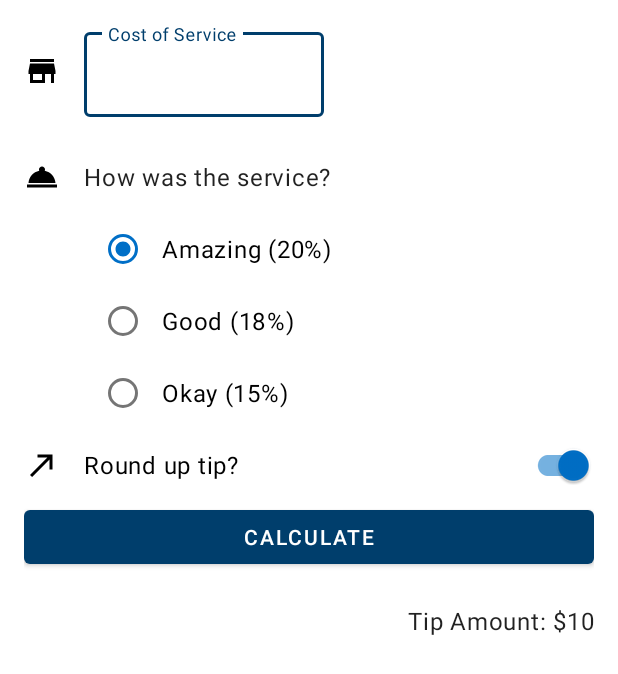
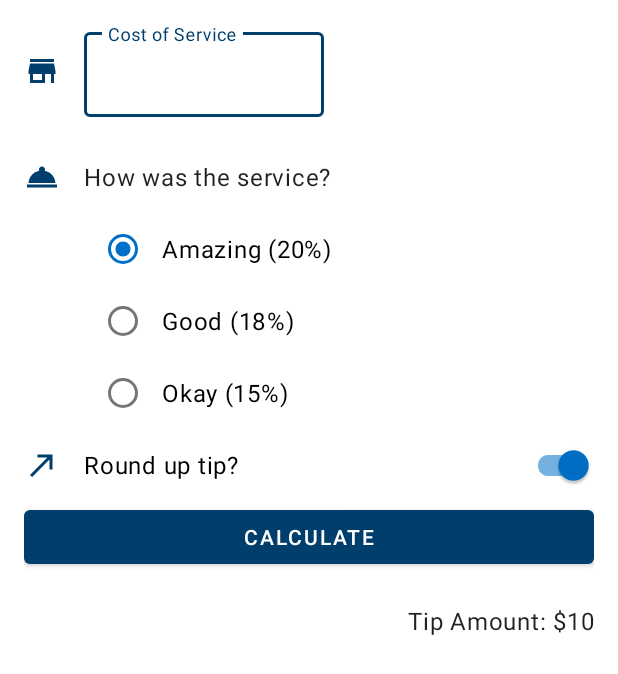
Before and after one commit to rohanag03/Tip-Calculator-APP, an Android app: the layout activity_main.xml on its own in the app's theme, with its tools: preview values and no code run, on a phone screen of 412 x 824 dp. Shown: the top 674 px of the screen. Run offline under Robolectric (Android 15) with nearby library versions, the phone set to English and light mode, and no system bars.

Commit message:
Updated dark theme

```diff
--- a/app/src/main/java/com/example/tiptime/MainActivity.kt
+++ b/app/src/main/java/com/example/tiptime/MainActivity.kt
@@ -16,6 +16,8 @@ class MainActivity : AppCompatActivity(){
         binding = ActivityMainBinding.inflate(layoutInflater)
         setContentView(binding.root)
         binding.calculateButton.setOnClickListener { calculateTip() }
+        binding.costOfServiceEditText.setOnKeyListener { view, keyCode, _ -> handleKeyEvent(view, keyCode)
+        }
     }
 
     private fun calculateTip(){
@@ -37,4 +39,14 @@ class MainActivity : AppCompatActivity(){
         val formattedTip = NumberFormat.getCurrencyInstance().format(tip)
         binding.tipResult.text = getString(R.string.tip_amount, formattedTip )
     }
+    private fun handleKeyEvent(view: View, keyCode: Int): Boolean {
+        if (keyCode == KeyEvent.KEYCODE_ENTER) {
+            // Hide the keyboard
+            val inputMethodManager =
+                getSystemService(Context.INPUT_METHOD_SERVICE) as InputMethodManager
+            inputMethodManager.hideSoftInputFromWindow(view.windowToken, 0)
+            return true
+        }
+        return false
+    }
 }
--- a/app/src/main/res/drawable/ic_round_up.xml
+++ b/app/src/main/res/drawable/ic_round_up.xml
@@ -1,5 +1,12 @@
-<vector android:autoMirrored="true" android:height="24dp"
-    android:tint="#000000" android:viewportHeight="24"
-    android:viewportWidth="24" android:width="24dp" xmlns:android="http://schemas.android.com/apk/res/android">
-    <path android:fillColor="@android:color/white" android:pathData="M9,5v2h6.59L4,18.59 5.41,20 17,8.41V15h2V5z"/>
+<vector xmlns:android="http://schemas.android.com/apk/res/android"
+    android:autoMirrored="true"
+    android:height="24dp"
+    android:tint="?attr/colorPrimary"
+    android:viewportHeight="24"
+    android:viewportWidth="24"
+    android:width="24dp" >
+    <path
+        android:fillColor="@android:color/white"
+        android:pathData="M9,5v2h6.59L4,18.59 5.41,20 17,8.41V15h2V5z"
+    />
 </vector>
--- a/app/src/main/res/drawable/ic_service.xml
+++ b/app/src/main/res/drawable/ic_service.xml
@@ -1,5 +1,10 @@
-<vector android:height="24dp" android:tint="#000000"
-    android:viewportHeight="24" android:viewportWidth="24"
-    android:width="24dp" xmlns:android="http://schemas.android.com/apk/res/android">
-    <path android:fillColor="@android:color/white" android:pathData="M2,17h20v2L2,19zM13.84,7.79c0.1,-0.24 0.16,-0.51 0.16,-0.79 0,-1.1 -0.9,-2 -2,-2s-2,0.9 -2,2c0,0.28 0.06,0.55 0.16,0.79C6.25,8.6 3.27,11.93 3,16h18c-0.27,-4.07 -3.25,-7.4 -7.16,-8.21z"/>
+<vector xmlns:android="http://schemas.android.com/apk/res/android"
+    android:width="24dp"
+    android:height="24dp"
+    android:viewportWidth="24"
+    android:viewportHeight="24"
+    android:tint="?attr/colorPrimary">
+    <path
+        android:fillColor="@android:color/white"
+        android:pathData="M2,17h20v2L2,19zM13.84,7.79c0.1,-0.24 0.16,-0.51 0.16,-0.79 0,-1.1 -0.9,-2 -2,-2s-2,0.9 -2,2c0,0.28 0.06,0.55 0.16,0.79C6.25,8.6 3.27,11.93 3,16h18c-0.27,-4.07 -3.25,-7.4 -7.16,-8.21z"/>
 </vector>
--- a/app/src/main/res/drawable/ic_store.xml
+++ b/app/src/main/res/drawable/ic_store.xml
@@ -1,5 +1,11 @@
-<vector android:height="24dp" android:tint="#000000"
-    android:viewportHeight="24" android:viewportWidth="24"
-    android:width="24dp" xmlns:android="http://schemas.android.com/apk/res/android">
-    <path android:fillColor="@android:color/white" android:pathData="M20,4L4,4v2h16L20,4zM21,14v-2l-1,-5L4,7l-1,5v2h1v6h10v-6h4v6h2v-6h1zM12,18L6,18v-4h6v4z"/>
+<vector xmlns:android="http://schemas.android.com/apk/res/android"
+    android:height="24dp"
+    android:tint="?attr/colorPrimary"
+    android:viewportHeight="24"
+    android:viewportWidth="24"
+    android:width="24dp" >
+    <path
+        android:fillColor="@android:color/white"
+        android:pathData="M20,4L4,4v2h16L20,4zM21,14v-2l-1,-5L4,7l-1,5v2h1v6h10v-6h4v6h2v-6h1zM12,18L6,18v-4h6v4z"
+    />
 </vector>
--- a/app/src/main/res/values-night/themes.xml
+++ b/app/src/main/res/values-night/themes.xml
@@ -7,7 +7,7 @@
         <!-- Primary brand color. -->
         <item name="colorPrimary">@color/blue_lighter</item>
         <item name="colorPrimaryVariant">@color/blue_lighter</item>
-        <item name="colorOnPrimary">@color/blue_light</item>
+        <item name="colorOnPrimary">@color/black</item>
         <!-- Secondary brand color. -->
         <item name="colorSecondary">@color/blue_light</item>
         <item name="colorSecondaryVariant">@color/blue_light</item>
--- a/app/src/main/res/values/colors.xml
+++ b/app/src/main/res/values/colors.xml
@@ -3,7 +3,6 @@
     <color name="black">#FF000000</color>
     <color name="white">#FFFFFFFF</color>
     <color name="blue">#006FC7</color>
-    <color name="green_dark">#003300</color>
     <color name="blue_light">#03A9F4</color>
     <color name="green">#42BD00</color>
     <color name="blue_dark">#003E6C</color>
```
